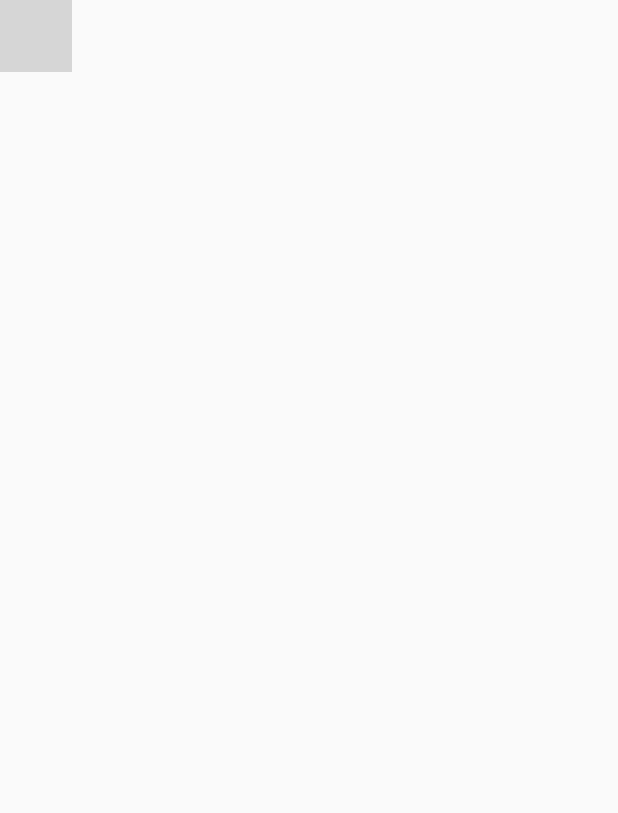
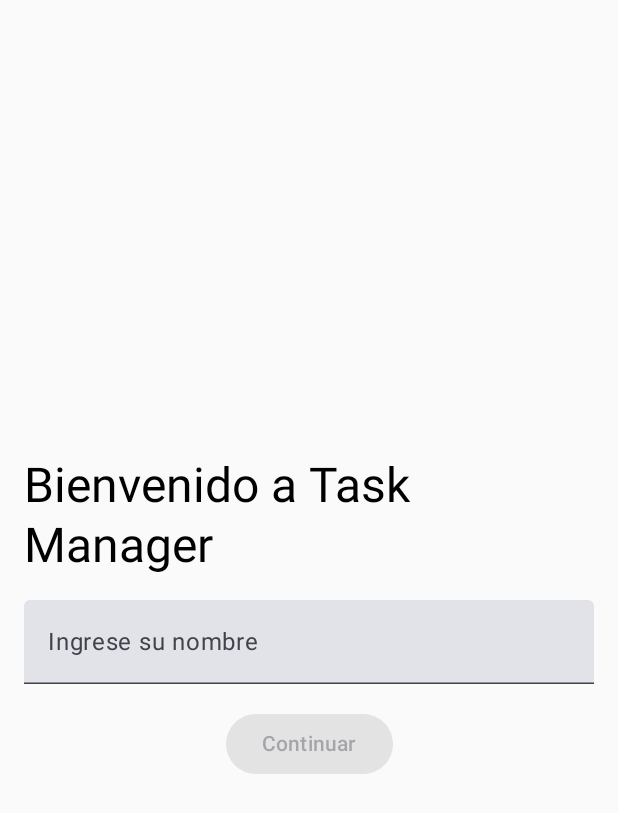
Before and after one commit to AngelaSaezGim/TaskManagerAndroidStudio, an Android app built with Jetpack Compose: the screen it shows after launch (MainActivity), on a phone screen of 412 x 824 dp. Shown: the top 813 px of the screen. Run offline under Robolectric (Android 15) with nearby library versions, the phone set to English and light mode, and no system bars; our stand-ins replace Room's generated code, livedata-compose; grey boxes are pictures that could not be loaded.

Commit message:
Falta task info, salir + diseño

```diff
--- a/app/src/main/java/com/angelasaez/taskmanager/MainActivity.kt
+++ b/app/src/main/java/com/angelasaez/taskmanager/MainActivity.kt
@@ -7,7 +7,7 @@ import androidx.activity.enableEdgeToEdge
 import androidx.activity.viewModels
 import com.angelasaez.taskmanager.navigation.Navigation
 import com.angelasaez.taskmanager.common.ui.theme.TaskManagerTheme
-import com.angelasaez.taskmanager.features.tasks.ui.maintasksscreen.viewmodel.TaskViewModel
+import com.angelasaez.taskmanager.features.tasks.ui.viewModel.TaskViewModel
 
 class MainActivity : ComponentActivity() {
     override fun onCreate(savedInstanceState: Bundle?) {
@@ -15,8 +15,9 @@ class MainActivity : ComponentActivity() {
         enableEdgeToEdge()
         setContent {
             TaskManagerTheme {
+                // HE DE CREAR UN VIEW MODEL COMUN PARA TODAS??
                 val taskViewModel by viewModels<TaskViewModel>()
-                Navigation(CommonViewModel)
+                Navigation(taskViewModel)
             }
         }
     }
--- /dev/null
+++ b/app/src/main/java/com/angelasaez/taskmanager/common/ui/utils/CustomSpacer.kt
@@ -0,0 +1,28 @@
+package com.angelasaez.taskmanager.common.ui.utils
+
+import androidx.compose.foundation.layout.Spacer
+import androidx.compose.foundation.layout.height
+import androidx.compose.foundation.layout.size
+import androidx.compose.foundation.layout.width
+import androidx.compose.runtime.Composable
+import androidx.compose.ui.Modifier
+import androidx.compose.ui.unit.dp
+
+@Composable
+fun CustomSpacer(height: Int = 8, width: Int = 8, size: Int = 0) {
+    val modifier = when {
+        size > 0 -> Modifier.size(size.dp)
+        // Altura y ancho
+        height > 0 && width > 0 -> Modifier
+            .height(height.dp)
+            .width(width.dp)
+        // Solo altura
+        height > 8 -> Modifier.height(height.dp)
+        // Solo ancho
+        width > 0 -> Modifier.width(width.dp)
+        else -> Modifier
+    }
+    Spacer(
+        modifier = modifier
+    )
+}
--- a/app/src/main/java/com/angelasaez/taskmanager/features/onboarding/ui/OnBoardingScreen.kt
+++ b/app/src/main/java/com/angelasaez/taskmanager/features/onboarding/ui/OnBoardingScreen.kt
@@ -1,10 +1,70 @@
 package com.angelasaez.taskmanager.features.onboarding.ui
 
+import androidx.compose.foundation.layout.Arrangement
+import androidx.compose.foundation.layout.Column
+import androidx.compose.foundation.layout.fillMaxSize
+import androidx.compose.foundation.layout.fillMaxWidth
+import androidx.compose.foundation.layout.padding
+import androidx.compose.material3.Button
+import androidx.compose.material3.MaterialTheme
+import androidx.compose.material3.Text
+import androidx.compose.material3.TextField
 import androidx.compose.runtime.Composable
+import androidx.compose.runtime.getValue
+import androidx.compose.runtime.mutableStateOf
+import androidx.compose.runtime.remember
+import androidx.compose.runtime.setValue
+import androidx.compose.ui.Alignment
+import androidx.compose.ui.Modifier
+import androidx.compose.ui.text.input.TextFieldValue
+import androidx.compose.ui.unit.dp
+import androidx.lifecycle.viewmodel.compose.viewModel
+import androidx.navigation.NavHostController
+import com.angelasaez.taskmanager.common.ui.utils.CustomSpacer
 import com.angelasaez.taskmanager.features.onboarding.ui.viewmodel.OnBoardingScreenViewModel
-import com.angelasaez.taskmanager.features.tasks.ui.maintasksscreen.viewmodel.TaskViewModel
+import com.angelasaez.taskmanager.navigation.Routes
 
 @Composable
-fun OnBoardingScreen(onBoardingViewModel: OnBoardingScreenViewModel) {
+fun OnBoardingScreen(navController: NavHostController) {
 
+    val onBoardingViewModel: OnBoardingScreenViewModel = viewModel()
+
+    var username by remember { mutableStateOf(TextFieldValue("")) }
+    val isButtonEnabled = username.text.isNotEmpty()
+
+    Column(
+        modifier = Modifier
+            .fillMaxSize()
+            .padding(16.dp),
+        horizontalAlignment = Alignment.CenterHorizontally,
+        verticalArrangement = Arrangement.Center
+    ) {
+        Text("Bienvenido a Task Manager", style = MaterialTheme.typography.headlineLarge)
+
+        CustomSpacer(height = 16)
+
+        TextField(
+            value = username,
+            onValueChange = { username = it },
+            label = { Text("Ingrese su nombre") },
+            modifier = Modifier.fillMaxWidth()
+        )
+
+        CustomSpacer(height = 16)
+
+        // Botón de continuar, se habilita cuando rellenamos nombre
+        Button(
+            onClick = {
+                // GUARDAR NOMBRE USUARIO - DESDE EL VIEW MODEL
+                onBoardingViewModel.saveUsername(username.text)
+                // Navegar MAIN
+                navController.navigate(Routes.MainTask) {
+                    popUpTo(Routes.OnBoarding) { inclusive = true } // Evita que se vuelva
+                }
+            },
+            enabled = isButtonEnabled
+        ) {
+            Text("Continuar")
+        }
+    }
 }
--- a/app/src/main/java/com/angelasaez/taskmanager/features/splash/ui/SplashScreen.kt
+++ b/app/src/main/java/com/angelasaez/taskmanager/features/splash/ui/SplashScreen.kt
@@ -15,6 +15,7 @@ import androidx.compose.material3.Text
 import androidx.compose.runtime.Composable
 import androidx.compose.runtime.LaunchedEffect
 import androidx.compose.runtime.getValue
+import androidx.compose.runtime.livedata.observeAsState
 import androidx.compose.runtime.mutableStateOf
 import androidx.compose.runtime.saveable.rememberSaveable
 import androidx.compose.runtime.setValue
@@ -26,19 +27,32 @@ import androidx.compose.ui.res.painterResource
 import androidx.compose.ui.text.font.FontWeight
 import androidx.compose.ui.unit.dp
 import androidx.compose.ui.unit.sp
+import androidx.lifecycle.viewmodel.compose.viewModel
 import androidx.navigation.NavHostController
 import com.angelasaez.taskmanager.R
+import com.angelasaez.taskmanager.features.splash.ui.viewmodel.SplashScreenViewModel
 import com.angelasaez.taskmanager.navigation.Routes
-import com.angelasaez.taskmanager.features.tasks.ui.maintasksscreen.viewmodel.TaskViewModel
 import kotlinx.coroutines.delay
 
 @Composable
-fun SplashScreen(navController: NavHostController, taskViewModel: TaskViewModel) {
+fun SplashScreen(navController: NavHostController) {
+    val splashScreenViewModel: SplashScreenViewModel = viewModel()
+
+    val username by splashScreenViewModel.username.observeAsState(initial = "")
+
     LaunchedEffect(key1 = true) {
         delay(5000)
-//        taskViewModel.getAllTasks() SE HACE EN EL MAIN
-        navController.popBackStack() // Evitar volver a la Splash Screen
-        navController.navigate(Routes.OnBoarding) // SE IRA AL ONBOARDING O A MAIN SEGUN SI TIENES USUARIO O LISTA USUARIOS ESTA VACÍA
+
+        // Si nombre de usuario existe, navega directamente a la pantalla principal
+        if (username.isNotEmpty()) {
+            navController.popBackStack()
+            navController.navigate(Routes.MainTask)
+        }
+        //si no, onbaording
+        else {
+            navController.popBackStack()
+            navController.navigate(Routes.OnBoarding)
+        }
     }
     Splash()
 }
@@ -85,7 +99,7 @@ fun Splash() {
         )
         AnimatedVisibility(visible = greetingVisible) {
             Text(
-                text ="Ángela Saez",
+                text ="Ángela",
                 fontSize = 20.sp,
                 fontWeight = FontWeight.Bold
             )
--- /dev/null
+++ b/app/src/main/java/com/angelasaez/taskmanager/features/splash/ui/viewmodel/SplashScreenViewModel.kt
@@ -0,0 +1,24 @@
+package com.angelasaez.taskmanager.features.splash.ui.viewmodel
+
+import android.app.Application
+import androidx.lifecycle.AndroidViewModel
+import androidx.lifecycle.LiveData
+import androidx.lifecycle.MutableLiveData
+import androidx.lifecycle.viewModelScope
+import com.angelasaez.taskmanager.preferences.AppPreferences.loadUsername
+import kotlinx.coroutines.launch
+
+class SplashScreenViewModel(application : Application) : AndroidViewModel(application) {
+    val context = application
+
+    private val _username = MutableLiveData("")
+    val username: LiveData<String> get() = _username
+
+    init {
+        viewModelScope.launch {
+            loadUsername(context).collect { loadedUsername ->
+                _username.postValue(loadedUsername)
+            }
+        }
+    }
+}
--- a/app/src/main/java/com/angelasaez/taskmanager/features/tasks/ui/taskinfoscreen/viewmodel/InfoTaskViewModel.kt
+++ b/app/src/main/java/com/angelasaez/taskmanager/features/tasks/ui/taskinfoscreen/viewmodel/InfoTaskScreenViewModel.kt
@@ -1,3 +1,3 @@
 package com.angelasaez.taskmanager.features.tasks.ui.taskinfoscreen.viewmodel
 
-class InfoTaskViewModel {}
+class InfoTaskScreenViewModel {}
--- a/app/src/main/java/com/angelasaez/taskmanager/features/tasks/ui/maintasksscreen/viewmodel/TaskViewModel.kt
+++ b/app/src/main/java/com/angelasaez/taskmanager/features/tasks/ui/viewModel/TaskViewModel.kt
@@ -1,4 +1,4 @@
-package com.angelasaez.taskmanager.features.tasks.ui.maintasksscreen.viewmodel
+package com.angelasaez.taskmanager.features.tasks.ui.viewModel
 
 import android.app.Application
 import androidx.lifecycle.AndroidViewModel
@@ -62,4 +62,6 @@ class TaskViewModel(application: Application) : AndroidViewModel(application) {
             taskUseCase.updateTask(task.copy(isDone = isDone, description = description))
         }
     }
+
+    //FALTA GET TASK BY ID (infoTask)
 }
--- a/app/src/main/java/com/angelasaez/taskmanager/navigation/Navigation.kt
+++ b/app/src/main/java/com/angelasaez/taskmanager/navigation/Navigation.kt
@@ -5,14 +5,14 @@ import androidx.navigation.compose.NavHost
 import androidx.navigation.compose.composable
 import androidx.navigation.compose.rememberNavController
 import com.angelasaez.taskmanager.features.onboarding.ui.OnBoardingScreen
-import com.angelasaez.taskmanager.features.onboarding.ui.viewmodel.OnBoardingScreenViewModel
 import com.angelasaez.taskmanager.features.tasks.ui.maintasksscreen.MainTasksScreen
 import com.angelasaez.taskmanager.features.splash.ui.SplashScreen
-import com.angelasaez.taskmanager.features.tasks.ui.maintasksscreen.viewmodel.TaskViewModel
+import com.angelasaez.taskmanager.features.tasks.ui.viewModel.TaskViewModel
+import com.angelasaez.taskmanager.features.tasks.ui.taskinfoscreen.InfoTasksScreen
 
 
 @Composable
-fun Navigation(taskViewModel: TaskViewModel, onBoardingScreenViewModel: OnBoardingScreenViewModel) {
+fun Navigation(taskViewModel: TaskViewModel) {
     val navController = rememberNavController()
 
     NavHost(
@@ -20,17 +20,22 @@ fun Navigation(taskViewModel: TaskViewModel, onBoardingScreenViewModel: OnBoardi
         startDestination = Routes.Splash
     ) {
         composable<Routes.Splash> {
-            SplashScreen(navController, taskViewModel)
+            SplashScreen(navController)
         }
 
         composable<Routes.OnBoarding> {
-            OnBoardingScreen(onBoardingScreenViewModel)
+            OnBoardingScreen(navController)
         }
 
         composable<Routes.MainTask> {
-            MainTasksScreen(taskViewModel)
+            MainTasksScreen(navController, taskViewModel)
         }
 
-        //Falta InfoTasksScreen
+        composable("taskDetailScreen/{taskId}") { backStackEntry ->
+            val taskId = backStackEntry.arguments?.getString("taskId")
+            taskId?.let {
+                InfoTasksScreen(navController, taskViewModel, it)
+            }
+        }
     }
 }
--- a/app/src/main/java/com/angelasaez/taskmanager/navigation/Routes.kt
+++ b/app/src/main/java/com/angelasaez/taskmanager/navigation/Routes.kt
@@ -13,5 +13,5 @@ sealed class Routes {
     object MainTask
 
     @Serializable
-    object InfoTask
+    data class InfoTask(val taskId: String)
 }
```
Also changed, not shown: app/src/main/java/com/angelasaez/taskmanager/common/ui/layout/AppTopBar.kt (deleted, +0 -65 lines), app/src/main/java/com/angelasaez/taskmanager/features/onboarding/ui/viewmodel/OnBoardingScreenViewModel.kt (+0 -18 lines), app/src/main/java/com/angelasaez/taskmanager/features/tasks/ui/layout/AppScaffold.kt (renamed from app/src/main/java/com/angelasaez/taskmanager/common/ui/layout/AppScaffold.kt, +13 -2 lines), app/src/main/java/com/angelasaez/taskmanager/features/tasks/ui/layout/AppTopBar.kt (added, +106 -0 lines), app/src/main/java/com/angelasaez/taskmanager/features/tasks/ui/layout/AuthorInfo.kt (renamed from app/src/main/java/com/angelasaez/taskmanager/common/ui/layout/AuthorInfo.kt, +6 -10 lines), app/src/main/java/com/angelasaez/taskmanager/features/tasks/ui/layout/viewmodel/UserViewModel.kt (added, +39 -0 lines), app/src/main/java/com/angelasaez/taskmanager/features/tasks/ui/maintasksscreen/MainTasksScreen.kt (+20 -5 lines), app/src/main/java/com/angelasaez/taskmanager/features/tasks/ui/maintasksscreen/viewmodel/MainScreenViewModel.kt (+0 -7 lines), app/src/main/java/com/angelasaez/taskmanager/features/tasks/ui/taskinfoscreen/InfoTasksScreen.kt (+32 -0 lines), app/src/main/res/drawable/profile.webp (added).
